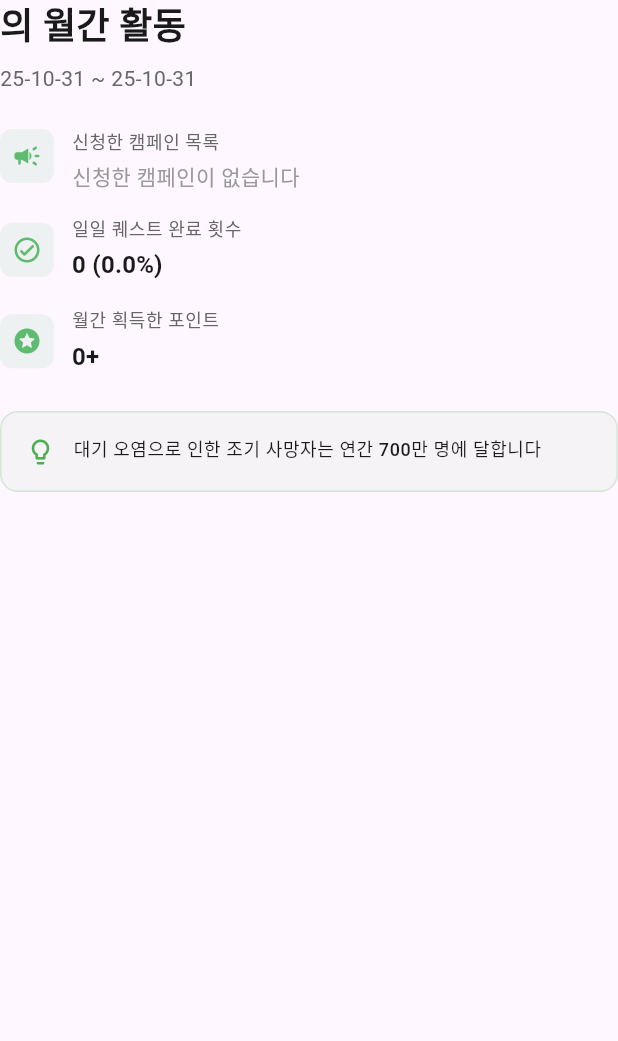
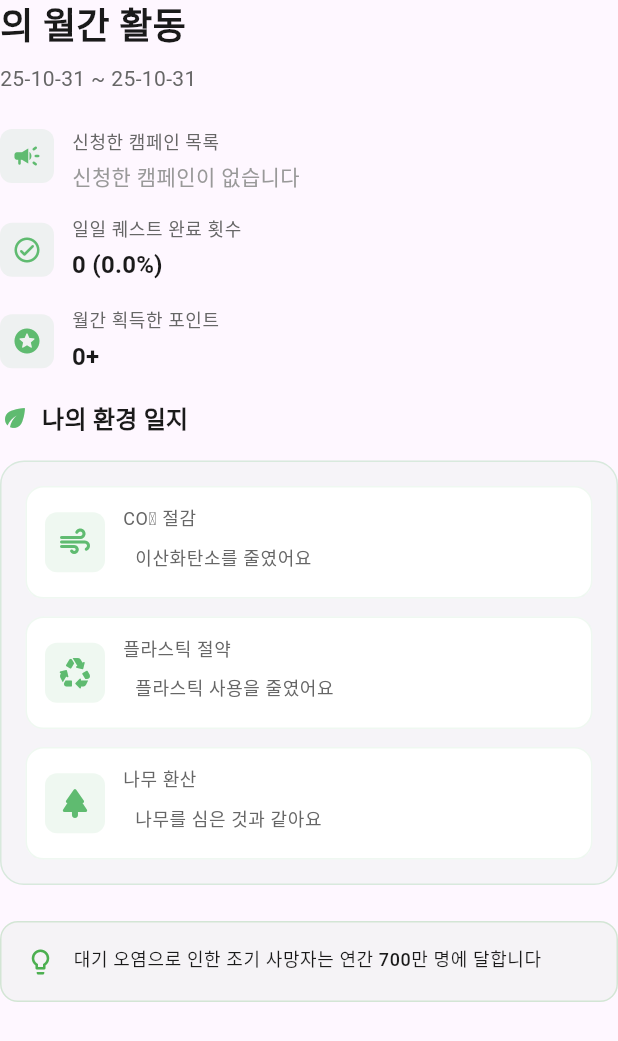
Before and after one commit to TA-ZeroRo/frontend, a Flutter app: the _WeeklyReportContent widget shown alone on an empty page, opened directly with empty values, on a phone screen of 412 x 824 dp. Shown: the top 1041 px of the screen. Run offline on Flutter 3.47's test engine with Material 3 defaults, Android fonts, the phone set to English and light mode, and no system bars; our stand-ins replace dio, flutter_dotenv, flutter_riverpod, freezed_annotation, get_it, go_router and 8 more; missing offline and left inert: flutter_3d_controller; accounts and stored records are empty; network calls fail; Roboto replaces fonts that are missing (Pretendard).

Commit message:
FEAT: 월간보고서에 환경일지 추가

```diff
--- a/lib/core/services/weekly_report_service.dart
+++ b/lib/core/services/weekly_report_service.dart
@@ -1,3 +1,4 @@
+import 'dart:math';
 import 'package:flutter_riverpod/flutter_riverpod.dart';
 import '../../../core/di/injection.dart';
 import '../../../core/logger/logger.dart';
@@ -6,6 +7,28 @@ import '../../../domain/repository/weekly_report_repository.dart';
 
 class WeeklyReportService {
   final WeeklyReportRepository _repository = getIt<WeeklyReportRepository>();
+  final Random _random = Random();
+
+  /// 환경일지 데이터 생성 (랜덤 범위로 실시간 계산)
+  /// 백엔드 연동 시에는 실제 데이터로 교체될 예정
+  EnvironmentalImpact generateEnvironmentalImpact() {
+    // CO2 절감: 10.0 ~ 50.0 kg (소수점 첫째자리)
+    final co2Reduced = (10.0 + _random.nextDouble() * 40.0).toStringAsFixed(1);
+
+    // 플라스틱 절약: 10 ~ 100개
+    final plasticSaved = (10 + _random.nextInt(91)).toString();
+
+    // 나무 환산: 0.5 ~ 5.0그루 (소수점 첫째자리)
+    final treesEquivalent = (0.5 + _random.nextDouble() * 4.5).toStringAsFixed(
+      1,
+    );
+
+    return EnvironmentalImpact(
+      co2Reduced: '${co2Reduced}kg',
+      plasticSaved: '${plasticSaved}개',
+      treesEquivalent: '${treesEquivalent}그루',
+    );
+  }
 
   /// 현재 월의 시작일과 종료일 계산 (매월 1일 ~ 마지막 날)
   ({DateTime start, DateTime end}) getCurrentMonthRange() {
@@ -115,6 +138,7 @@ class WeeklyReportService {
         previousMonthPoints: previousMonthPoints,
         comparisonMessage: comparisonMessage,
         recommendationMessage: recommendationMessage,
+        environmentalImpact: generateEnvironmentalImpact(),
         createdAt: DateTime.now(),
       );
 
--- a/lib/domain/model/weekly_report/weekly_report.dart
+++ b/lib/domain/model/weekly_report/weekly_report.dart
@@ -2,6 +2,18 @@ import 'package:freezed_annotation/freezed_annotation.dart';
 
 part 'weekly_report.freezed.dart';
 part 'weekly_report.g.dart';
+
+@freezed
+abstract class EnvironmentalImpact with _$EnvironmentalImpact {
+  const factory EnvironmentalImpact({
+    required String co2Reduced, // 절감한 CO2 (예: "12.5kg")
+    required String plasticSaved, // 절약한 플라스틱 (예: "23개")
+    required String treesEquivalent, // 나무 환산 (예: "0.8그루")
+  }) = _EnvironmentalImpact;
+
+  factory EnvironmentalImpact.fromJson(Map<String, dynamic> json) =>
+      _$EnvironmentalImpactFromJson(json);
+}
 
 @freezed
 abstract class WeeklyReport with _$WeeklyReport {
@@ -20,6 +32,7 @@ abstract class WeeklyReport with _$WeeklyReport {
     int? previousMonthPoints, // 저번달 포인트
     String? comparisonMessage,
     String? recommendationMessage,
+    EnvironmentalImpact? environmentalImpact, // 환경 일지 데이터
     required DateTime createdAt,
   }) = _WeeklyReport;
 
--- a/lib/presentation/screens/main/pages/profile/components/weekly_report_library_section.dart
+++ b/lib/presentation/screens/main/pages/profile/components/weekly_report_library_section.dart
@@ -95,6 +95,7 @@ class _WeeklyReportLibrarySectionState
     if (user == null) return;
 
     final repository = getIt<WeeklyReportRepository>();
+    final service = WeeklyReportService();
 
     // 현재 보고서 목록 확인
     final existingReports = await repository.getWeeklyReports(user.id);
@@ -195,6 +196,7 @@ class _WeeklyReportLibrarySectionState
             previousMonthPoints: previousMonthPoints,
             comparisonMessage: comparisonMessage,
             recommendationMessage: recommendationMessage,
+            environmentalImpact: service.generateEnvironmentalImpact(),
             createdAt: pastMonthStart.add(const Duration(hours: 1)),
           );
 
@@ -227,6 +229,7 @@ class _WeeklyReportLibrarySectionState
     if (user == null) return;
 
     final repository = getIt<WeeklyReportRepository>();
+    final service = WeeklyReportService();
     final allReports = await repository.getWeeklyReports(user.id);
 
     // 날짜순 정렬 (오래된 순)
@@ -234,7 +237,7 @@ class _WeeklyReportLibrarySectionState
 
     bool hasUpdates = false;
 
-    // 모든 보고서를 순회하며 previousMonthPoints 업데이트
+    // 모든 보고서를 순회하며 previousMonthPoints 및 environmentalImpact 업데이트
     for (int i = 0; i < allReports.length; i++) {
       final report = allReports[i];
       int? newPreviousMonthPoints;
@@ -248,11 +251,27 @@ class _WeeklyReportLibrarySectionState
         newPreviousMonthPoints = previousReport.monthlyPointsEarned;
       }
 
-      // previousMonthPoints가 다르면 업데이트
-      if (report.previousMonthPoints != newPreviousMonthPoints) {
-        final updatedReport = report.copyWith(
-          previousMonthPoints: newPreviousMonthPoints,
-        );
+      // environmentalImpact가 없거나 previousMonthPoints가 다르면 업데이트
+      if (report.environmentalImpact == null ||
+          report.previousMonthPoints != newPreviousMonthPoints) {
+        WeeklyReport updatedReport;
+
+        if (report.environmentalImpact == null) {
+          // environmentalImpact가 없으면 추가
+          updatedReport = report.copyWith(
+            previousMonthPoints:
+                report.previousMonthPoints != newPreviousMonthPoints
+                ? newPreviousMonthPoints
+                : null,
+            environmentalImpact: service.generateEnvironmentalImpact(),
+          );
+        } else {
+          // environmentalImpact는 있고 previousMonthPoints만 업데이트
+          updatedReport = report.copyWith(
+            previousMonthPoints: newPreviousMonthPoints,
+          );
+        }
+
         await repository.saveWeeklyReport(updatedReport);
         hasUpdates = true;
       }
@@ -670,6 +689,11 @@ class _WeeklyReportContent extends StatelessWidget {
           points: report.monthlyPointsEarned,
           previousMonthPoints: report.previousMonthPoints,
         ),
+        // 나의 환경 일지
+        if (report.environmentalImpact != null) ...[
+          const SizedBox(height: 16),
+          _buildEnvironmentalImpact(report.environmentalImpact!),
+        ],
         // 환경 TMI 섹션
         const SizedBox(height: 24),
         Container(
@@ -835,4 +859,136 @@ class _WeeklyReportContent extends StatelessWidget {
       ],
     );
   }
+
+  /// 환경 일지 섹션 빌드
+  Widget _buildEnvironmentalImpact(EnvironmentalImpact impact) {
+    return Column(
+      crossAxisAlignment: CrossAxisAlignment.start,
+      children: [
+        // 제목
+        Row(
+          children: [
+            Icon(Icons.eco_rounded, color: AppColors.primary, size: 20),
+            const SizedBox(width: 8),
+            Text(
+              '나의 환경 일지',
+              style: AppTextStyle.titleMedium.copyWith(
+                color: AppColors.textPrimary,
+                fontWeight: FontWeight.bold,
+              ),
+            ),
+          ],
+        ),
+        const SizedBox(height: 16),
+        // 환경 영향 카드들
+        Container(
+          padding: const EdgeInsets.all(16),
+          decoration: BoxDecoration(
+            color: AppColors.primary.withValues(alpha: 0.05),
+            borderRadius: BorderRadius.circular(16),
+            border: Border.all(
+              color: AppColors.primary.withValues(alpha: 0.2),
+              width: 1,
+            ),
+          ),
+          child: Column(
+            children: [
+              // CO2 절감
+              _buildImpactCard(
+                icon: Icons.air_rounded,
+                title: 'CO₂ 절감',
+                value: impact.co2Reduced,
+                description: '이산화탄소를 줄였어요',
+              ),
+              const SizedBox(height: 12),
+              // 플라스틱 절약
+              _buildImpactCard(
+                icon: Icons.recycling_rounded,
+                title: '플라스틱 절약',
+                value: impact.plasticSaved,
+                description: '플라스틱 사용을 줄였어요',
+              ),
+              const SizedBox(height: 12),
+              // 나무 환산
+              _buildImpactCard(
+                icon: Icons.park_rounded,
+                title: '나무 환산',
+                value: impact.treesEquivalent,
+                description: '나무를 심은 것과 같아요',
+              ),
+            ],
+          ),
+        ),
+      ],
+    );
+  }
+
+  /// 환경 영향 개별 카드 빌드
+  Widget _buildImpactCard({
+    required IconData icon,
+    required String title,
+    required String value,
+    required String description,
+  }) {
+    return Container(
+      padding: const EdgeInsets.all(12),
+      decoration: BoxDecoration(
+        color: AppColors.cardBackground,
+        borderRadius: BorderRadius.circular(12),
+        border: Border.all(
+          color: AppColors.primary.withValues(alpha: 0.1),
+          width: 1,
+        ),
+      ),
+      child: Row(
+        children: [
+          Container(
+            padding: const EdgeInsets.all(8),
+            decoration: BoxDecoration(
+              color: AppColors.primary.withValues(alpha: 0.1),
+              borderRadius: BorderRadius.circular(8),
+            ),
+            child: Icon(icon, color: AppColors.primary, size: 24),
+          ),
+          const SizedBox(width: 12),
+          Expanded(
+            child: Column(
+              crossAxisAlignment: CrossAxisAlignment.start,
+              children: [
+                Text(
+                  title,
+                  style: AppTextStyle.bodySmall.copyWith(
+                    color: AppColors.textSecondary,
+                  ),
+                ),
+                const SizedBox(height: 4),
+                Row(
+                  children: [
+                    Text(
+                      value,
+                      style: AppTextStyle.titleLarge.copyWith(
+                        color: AppColors.primary,
+                        fontWeight: FontWeight.bold,
+                      ),
+                    ),
+                    const SizedBox(width: 8),
+                    Flexible(
+                      child: Text(
+                        description,
+                        style: AppTextStyle.bodySmall.copyWith(
+                          color: AppColors.textSecondary,
+                        ),
+                        maxLines: 1,
+                        overflow: TextOverflow.ellipsis,
+                      ),
+                    ),
+                  ],
+                ),
+              ],
+            ),
+          ),
+        ],
+      ),
+    );
+  }
 }
--- a/lib/presentation/screens/main/pages/profile/state/weekly_report_controller.dart
+++ b/lib/presentation/screens/main/pages/profile/state/weekly_report_controller.dart
@@ -1,6 +1,7 @@
 import 'package:flutter_riverpod/flutter_riverpod.dart';
 import '../../../../../../core/di/injection.dart';
 import '../../../../../../core/logger/logger.dart';
+import '../../../../../../core/services/weekly_report_service.dart';
 import '../../../../../../domain/model/weekly_report/weekly_report.dart';
 import '../../../../../../domain/repository/weekly_report_repository.dart';
 import 'user_controller.dart';
@@ -8,10 +9,12 @@ import 'user_controller.dart';
 /// 주간보고서 목록을 관리하는 AsyncNotifier
 class WeeklyReportsNotifier extends AsyncNotifier<List<WeeklyReport>> {
   late final WeeklyReportRepository _repository;
+  late final WeeklyReportService _service;
 
   @override
   Future<List<WeeklyReport>> build() async {
     _repository = getIt<WeeklyReportRepository>();
+    _service = WeeklyReportService();
 
     final user = ref.read(userProvider).value;
     if (user == null) {
@@ -90,6 +93,7 @@ class WeeklyReportsNotifier extends AsyncNotifier<List<WeeklyReport>> {
       previousMonthPoints: previousMonthPoints,
       comparisonMessage: comparisonMessage,
       recommendationMessage: recommendationMessage,
+      environmentalImpact: _service.generateEnvironmentalImpact(),
       createdAt: DateTime.now(),
     );
 
```
Also changed, not shown: lib/domain/model/weekly_report/weekly_report.freezed.dart, lib/domain/model/weekly_report/weekly_report.g.dart.
